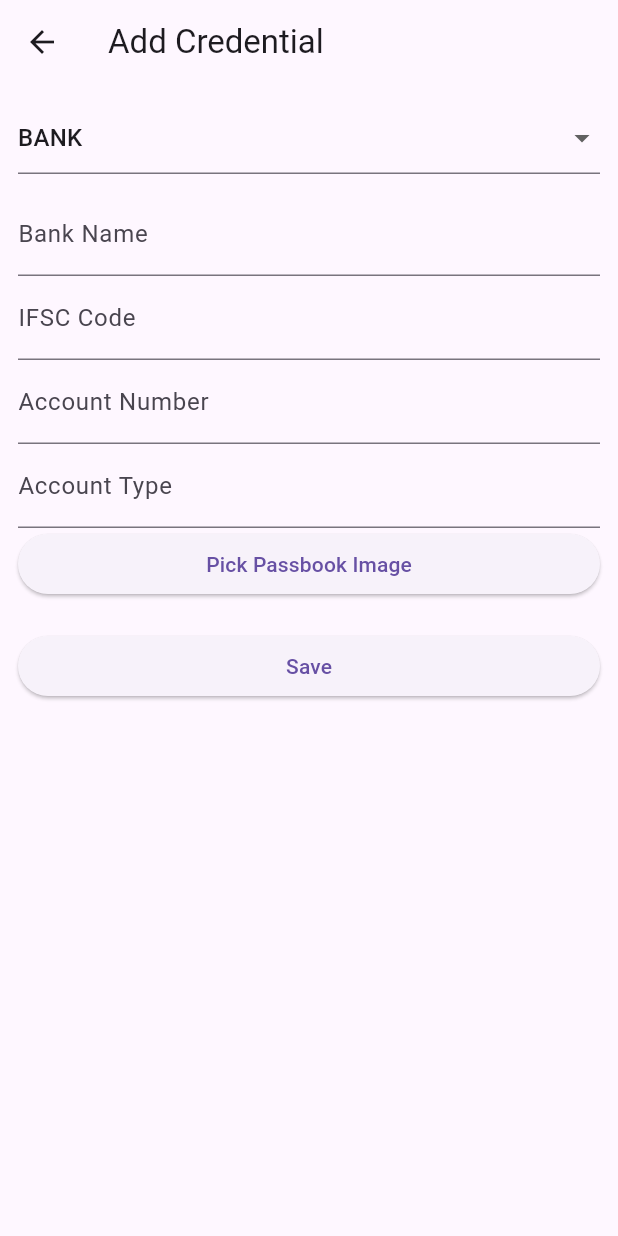
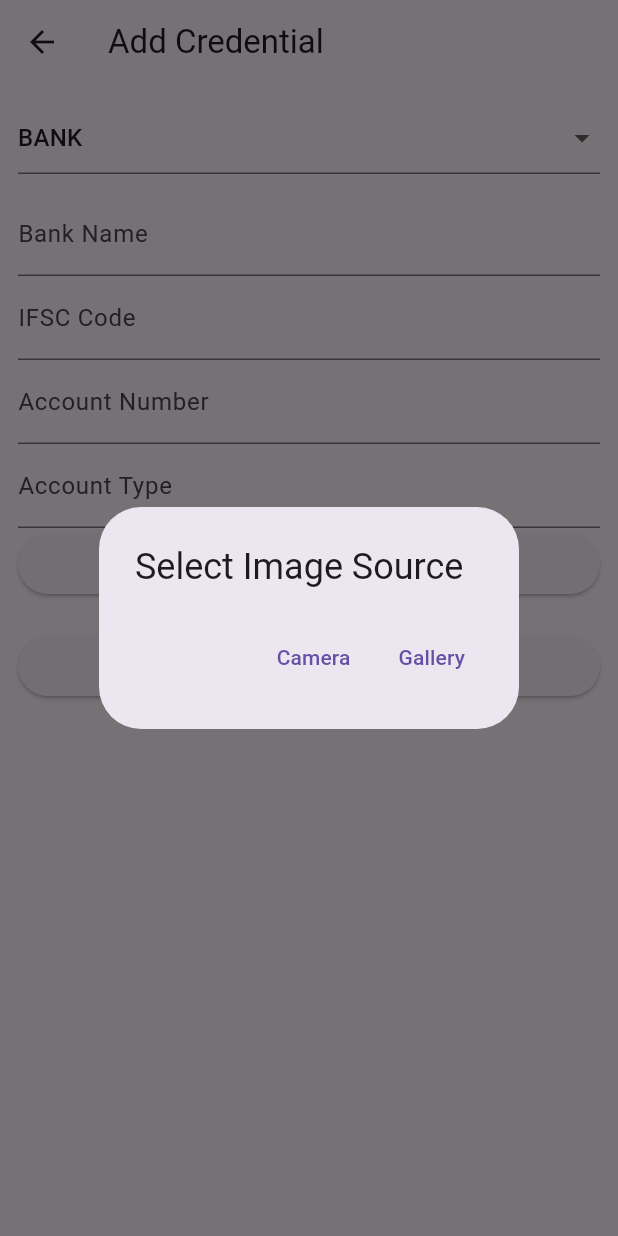
Before and after one commit to sktjebaseelan/pa, a Flutter app: the AddCredentialScreen screen opened directly, after a tap on "Pick Passbook Image", on a phone screen of 412 x 824 dp. Run offline on Flutter 3.47's test engine with Material 3 defaults, Android fonts, the phone set to English and light mode, and no system bars; our stand-ins replace bloc, firebase_core, firebase_database, flutter_bloc, hive, hive_flutter and 1 more; accounts and stored records are empty.

Commit message:
permission, camera

```diff
--- a/lib/screens/credential/add_credential_screen.dart
+++ b/lib/screens/credential/add_credential_screen.dart
@@ -24,9 +24,26 @@ class _AddCredentialScreenState extends State<AddCredentialScreen> {
   String? _imagePath2;
 
   final picker = ImagePicker();
+  Future<void> _pickImage(bool first) async {
+    final source = await showDialog<ImageSource>(
+      context: context,
+      builder: (context) => AlertDialog(
+        title: Text("Select Image Source"),
+        actions: [
+          TextButton(
+            onPressed: () => Navigator.pop(context, ImageSource.camera),
+            child: Text("Camera"),
+          ),
+          TextButton(
+            onPressed: () => Navigator.pop(context, ImageSource.gallery),
+            child: Text("Gallery"),
+          ),
+        ],
+      ),
+    );
 
-  Future<void> _pickImage(bool first) async {
-    final picked = await picker.pickImage(source: ImageSource.gallery);
+    if (source != null) {
+      final picked = await picker.pickImage(source: source);
       if (picked != null) {
         setState(() {
           if (first) {
@@ -35,6 +52,7 @@ class _AddCredentialScreenState extends State<AddCredentialScreen> {
             _imagePath2 = picked.path;
           }
         });
+      }
     }
   }
 
```
Also changed, not shown: 2 other files. Lines whose indentation alone changed are shown as unchanged.
